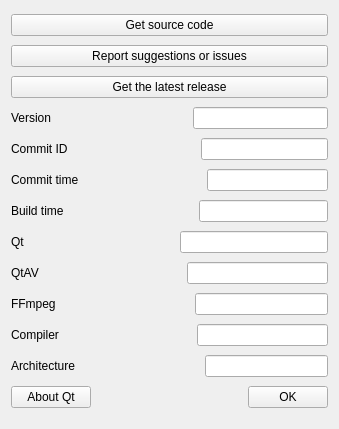
Above: src/ddmain/forms/aboutdialog.ui from wangwenx190/dynamic-desktop before the change. Below: the same form after it.
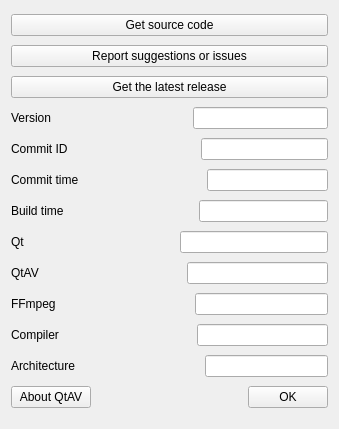
That is the form after the change.

```diff
--- a/src/ddmain/forms/aboutdialog.ui
+++ b/src/ddmain/forms/aboutdialog.ui
@@ -433,7 +433,7 @@
      <item>
       <widget class="QPushButton" name="pushButton_aboutQt">
        <property name="text">
-        <string>About Qt</string>
+        <string>About QtAV</string>
        </property>
       </widget>
      </item>
```
Left out of the diff: 3 changed lines with no effect on the pictures.
